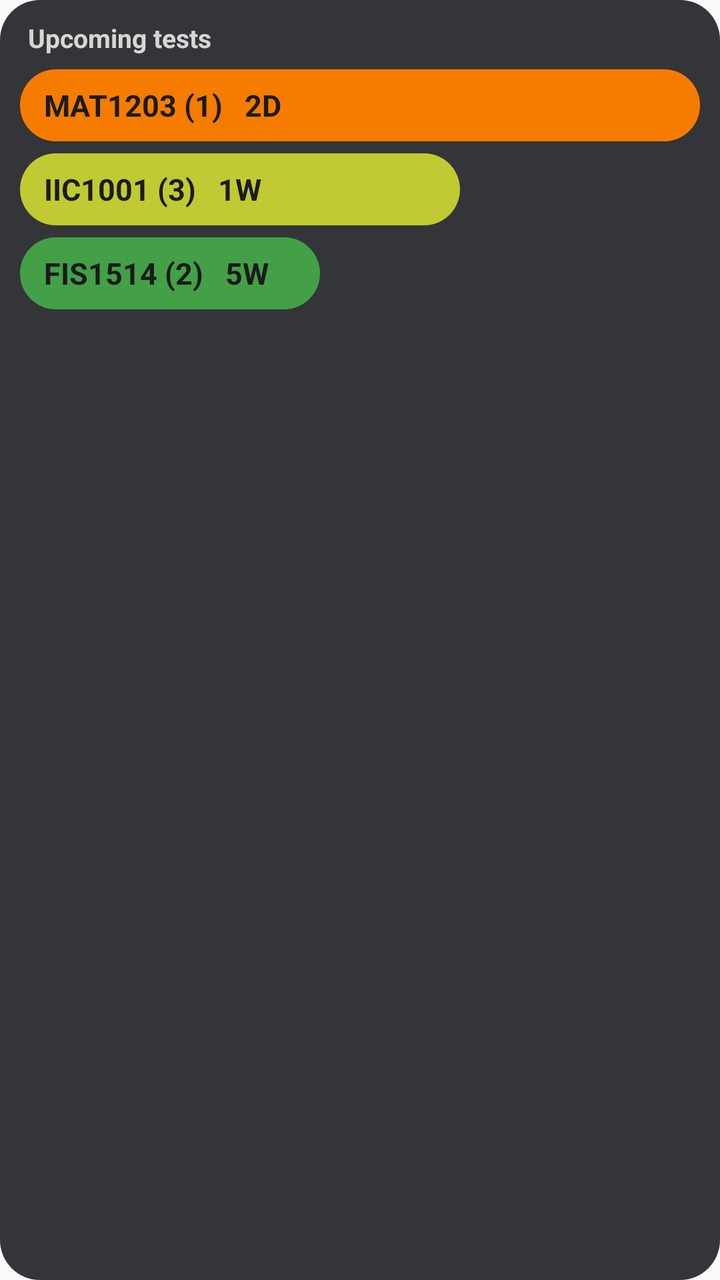
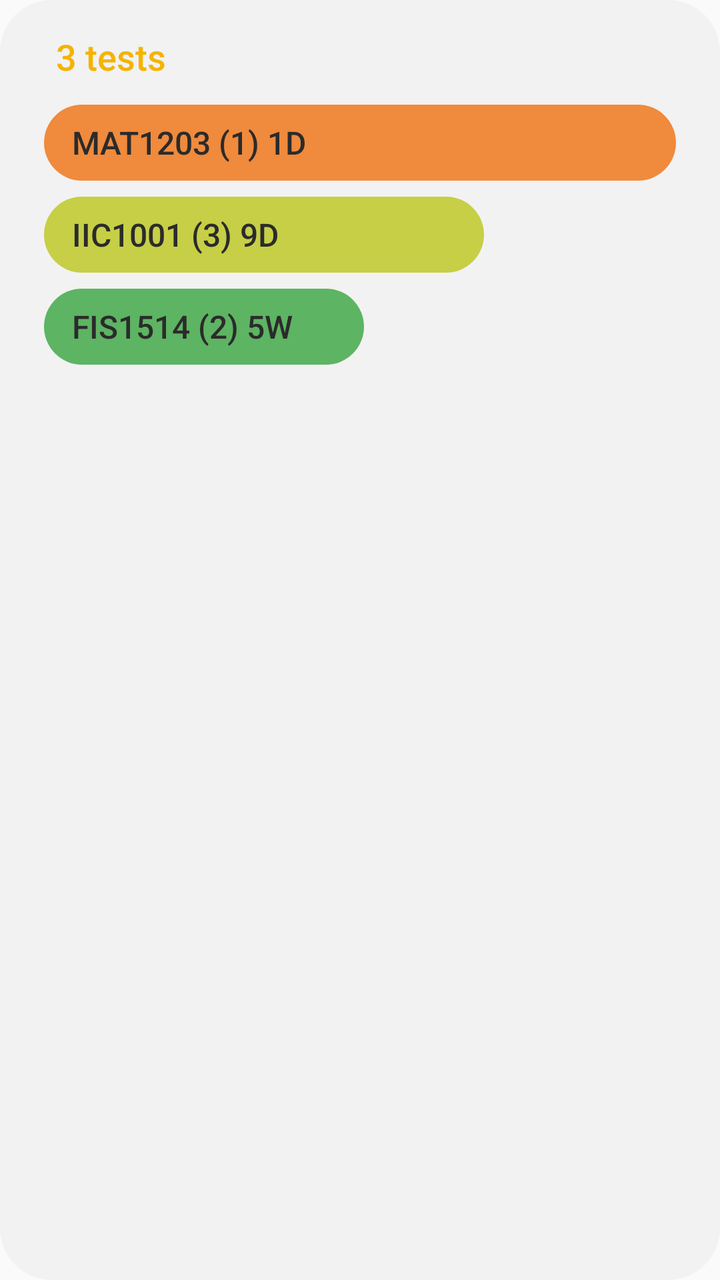

Two renders of the same Android screen: before a commit and after it. Below are the layout's source before the change and the commit's diff.
<!-- AndroidManifest.xml: application theme AppTheme -->
<!-- res/layout/widget_preview.xml -->
<?xml version="1.0" encoding="utf-8"?>
<LinearLayout xmlns:android="http://schemas.android.com/apk/res/android"
    android:layout_width="match_parent"
    android:layout_height="match_parent"
    android:background="@drawable/widget_bg"
    android:orientation="vertical"
    android:padding="10dp">

    <TextView
        android:layout_width="wrap_content"
        android:layout_height="wrap_content"
        android:paddingStart="4dp"
        android:paddingBottom="4dp"
        android:text="@string/widget_title"
        android:textColor="#CCFFFFFF"
        android:textSize="13sp"
        android:textStyle="bold" />

    <TextView
        style="@style/PreviewPill"
        android:layout_width="match_parent"
        android:backgroundTint="#F57C00"
        android:text="MAT1203 (1)   2D" />

    <TextView
        style="@style/PreviewPill"
        android:layout_width="220dp"
        android:backgroundTint="#C0CA33"
        android:text="IIC1001 (3)   1W" />

    <TextView
        style="@style/PreviewPill"
        android:layout_width="150dp"
        android:backgroundTint="#43A047"
        android:text="FIS1514 (2)   5W" />
</LinearLayout>
<!-- resources referenced by this layout -->
<resources>
  <!-- drawable widget_bg (drawable) -->
  <?xml version="1.0" encoding="utf-8"?>
  <shape xmlns:android="http://schemas.android.com/apk/res/android" android:shape="rectangle">
      <solid android:color="#E6202124" />
      <corners android:radius="20dp" />
  </shape>
  <string name="widget_title">Upcoming tests</string>
  <style name="PreviewPill">
          <item name="android:layout_height">36dp</item>
          <item name="android:layout_marginTop">3dp</item>
          <item name="android:layout_marginBottom">3dp</item>
          <item name="android:background">@drawable/pill_bg</item>
          <item name="android:gravity">center_vertical</item>
          <item name="android:paddingStart">12dp</item>
          <item name="android:paddingEnd">12dp</item>
          <item name="android:textColor">#1B1B1B</item>
          <item name="android:textSize">15sp</item>
          <item name="android:textStyle">bold</item>
      </style>
  <style name="AppTheme" parent="android:Theme.Material.Light.NoActionBar">
          <item name="android:colorAccent">#2E7D32</item>
          <item name="android:colorPrimary">#2E7D32</item>
      </style>
  <!-- drawable pill_bg (drawable) -->
  <?xml version="1.0" encoding="utf-8"?>
  <shape xmlns:android="http://schemas.android.com/apk/res/android" android:shape="rectangle">
      <solid android:color="#FFFFFF" />
      <corners android:radius="18dp" />
  </shape>
</resources>

<!-- the commit's change to res/layout/widget_preview.xml (unified diff, before → after) -->
@@ -4,33 +4,37 @@
     android:layout_height="match_parent"
     android:background="@drawable/widget_bg"
     android:orientation="vertical"
-    android:padding="10dp">
+    android:paddingStart="@dimen/widget_padding_h"
+    android:paddingTop="16dp"
+    android:paddingEnd="@dimen/widget_padding_h"
+    android:paddingBottom="10dp">
 
     <TextView
         android:layout_width="wrap_content"
         android:layout_height="wrap_content"
-        android:paddingStart="4dp"
-        android:paddingBottom="4dp"
-        android:text="@string/widget_title"
-        android:textColor="#CCFFFFFF"
-        android:textSize="13sp"
-        android:textStyle="bold" />
+        android:paddingStart="6dp"
+        android:paddingEnd="6dp"
+        android:paddingBottom="8dp"
+        android:text="@string/preview_title"
+        android:textColor="@color/widget_title"
+        android:fontFamily="sans-serif-medium"
+        android:textSize="18sp" />
 
     <TextView
         style="@style/PreviewPill"
         android:layout_width="match_parent"
-        android:backgroundTint="#F57C00"
-        android:text="MAT1203 (1)   2D" />
+        android:backgroundTint="#F08A3C"
+        android:text="@string/preview_row_1" />
 
     <TextView
         style="@style/PreviewPill"
         android:layout_width="220dp"
-        android:backgroundTint="#C0CA33"
-        android:text="IIC1001 (3)   1W" />
+        android:backgroundTint="#C6CF45"
+        android:text="@string/preview_row_2" />
 
     <TextView
         style="@style/PreviewPill"
-        android:layout_width="150dp"
-        android:backgroundTint="#43A047"
-        android:text="FIS1514 (2)   5W" />
+        android:layout_width="160dp"
+        android:backgroundTint="#5DB462"
+        android:text="@string/preview_row_3" />
 </LinearLayout>
<!-- resource entries referenced after the edit -->
@@ -1,33 +1,40 @@
 <!-- resources referenced by this layout -->
 <resources>
+  <color name="widget_title">#F5B300</color>
+  <dimen name="widget_padding_h">22dp</dimen>
   <!-- drawable widget_bg (drawable) -->
   <?xml version="1.0" encoding="utf-8"?>
   <shape xmlns:android="http://schemas.android.com/apk/res/android" android:shape="rectangle">
-      <solid android:color="#E6202124" />
-      <corners android:radius="20dp" />
+      <solid android:color="@color/widget_bg" />
+      <corners android:radius="@dimen/widget_radius" />
   </shape>
-  <string name="widget_title">Upcoming tests</string>
+  <string name="preview_row_1" translatable="false">MAT1203 (1)   1D</string>
+  <string name="preview_row_2" translatable="false">IIC1001 (3)   9D</string>
+  <string name="preview_row_3" translatable="false">FIS1514 (2)   5W</string>
+  <string name="preview_title">3 tests</string>
   <style name="PreviewPill">
-          <item name="android:layout_height">36dp</item>
-          <item name="android:layout_marginTop">3dp</item>
-          <item name="android:layout_marginBottom">3dp</item>
+          <item name="android:layout_height">38dp</item>
+          <item name="android:layout_marginTop">4dp</item>
+          <item name="android:layout_marginBottom">4dp</item>
           <item name="android:background">@drawable/pill_bg</item>
           <item name="android:gravity">center_vertical</item>
-          <item name="android:paddingStart">12dp</item>
-          <item name="android:paddingEnd">12dp</item>
-          <item name="android:textColor">#1B1B1B</item>
-          <item name="android:textSize">15sp</item>
-          <item name="android:textStyle">bold</item>
+          <item name="android:paddingStart">14dp</item>
+          <item name="android:paddingEnd">14dp</item>
+          <item name="android:textColor">#2B2B2B</item>
+          <item name="android:textSize">16sp</item>
+          <item name="android:fontFamily">sans-serif-medium</item>
       </style>
   <style name="AppTheme" parent="android:Theme.Material.Light.NoActionBar">
           <item name="android:colorAccent">#2E7D32</item>
           <item name="android:colorPrimary">#2E7D32</item>
       </style>
+  <color name="widget_bg">#F2F2F2</color>
+  <dimen name="widget_radius">26dp</dimen>
   <!-- drawable pill_bg (drawable) -->
   <?xml version="1.0" encoding="utf-8"?>
   <shape xmlns:android="http://schemas.android.com/apk/res/android" android:shape="rectangle">
       <solid android:color="#FFFFFF" />
-      <corners android:radius="18dp" />
+      <corners android:radius="19dp" />
   </shape>
 </resources>
 
